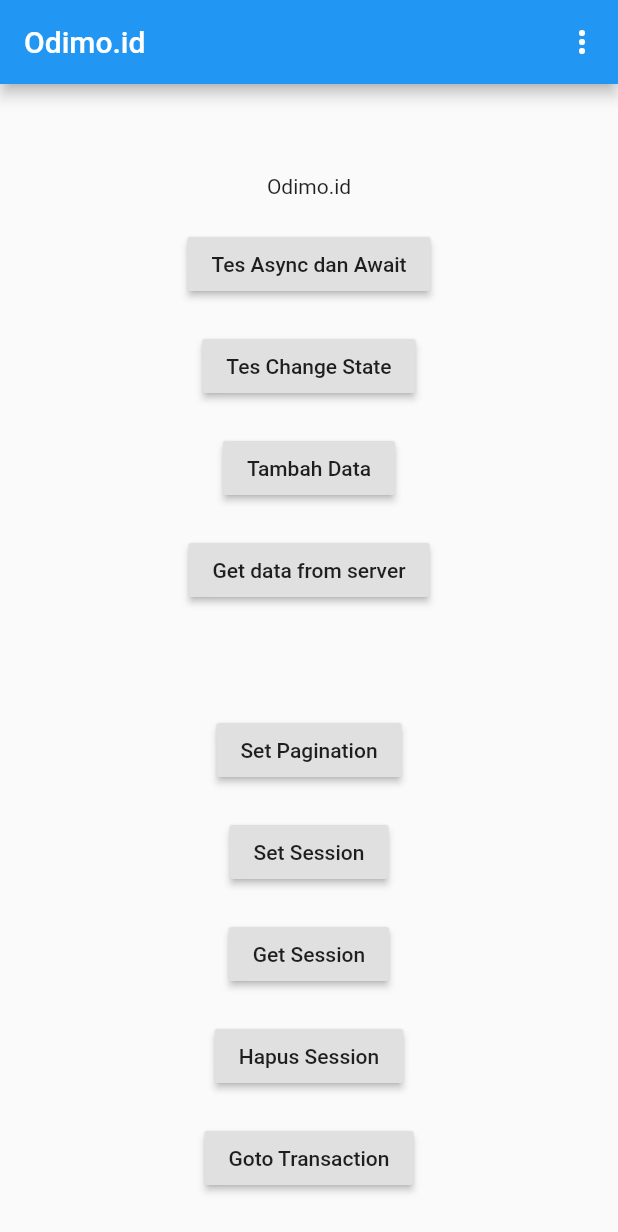
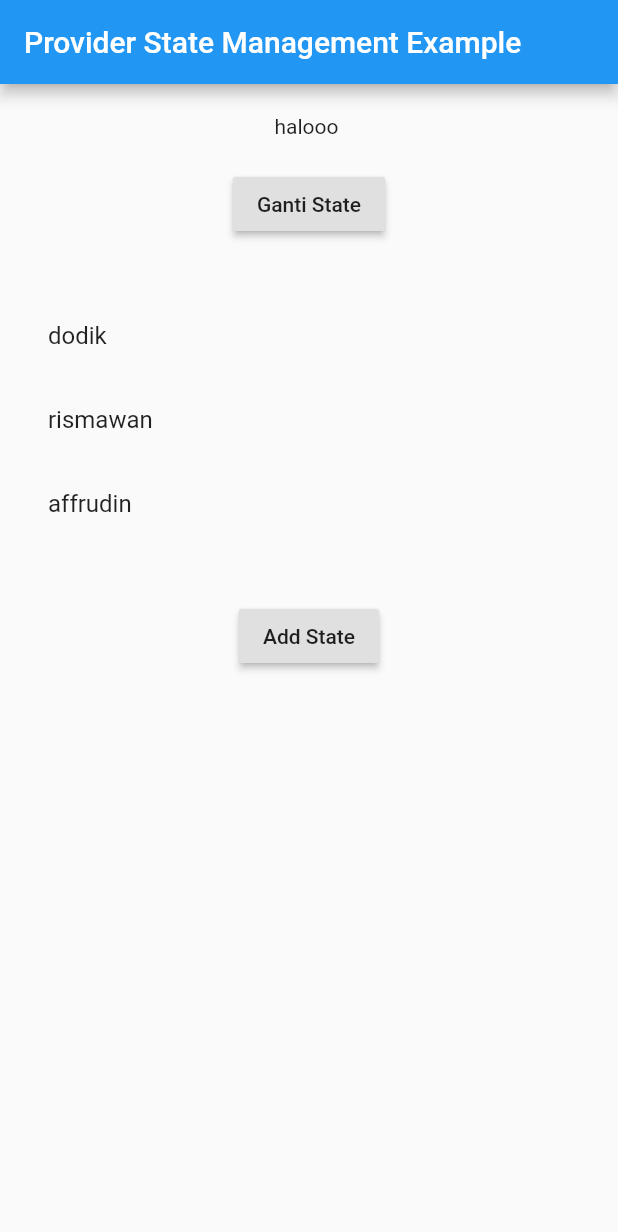
Before and after one commit to dodik474762/design_pattern_flutter, a Flutter app: the screen it shows after launch, on a phone screen of 412 x 824 dp. Shown: the top 1232 px of the screen. Run offline on Flutter 3.47's test engine with Material 2 defaults, Android fonts, the phone set to English and light mode, and no system bars; our stand-ins replace shared_preferences.

Commit message:
new_update_asus

```diff
--- /dev/null
+++ b/template/lib/helpers/controller.dart
@@ -0,0 +1,6 @@
+
+import 'package:flutter/cupertino.dart';
+
+class Controller extends ChangeNotifier{
+
+}
--- a/template/lib/main.dart
+++ b/template/lib/main.dart
@@ -1,5 +1,6 @@
 import 'package:flutter/material.dart';
 import 'package:template/modules/dashboard/views/dashboard.views.dart';
+import 'package:template/modules/provider/views/provider.views.dart';
 import 'package:template/modules/transactions/views/trasactions.view.dart';
 
 void main() => runApp(MyApp());
@@ -13,7 +14,7 @@ class MyApp extends StatelessWidget {
       theme: ThemeData(
         primarySwatch: Colors.blue,
       ),
-      home: Dashboard()
+      home: ProviderView()
     );
   }
 }
--- a/template/lib/modules/dashboard/views/dashboard.views.dart
+++ b/template/lib/modules/dashboard/views/dashboard.views.dart
@@ -150,6 +150,14 @@ class _DashboardState extends State<Dashboard> {
                     onPressed: () {
                         Navigate.route[modules]['transactions'](context);
                     }),
+                SizedBox(
+                  height: 20,
+                ),
+                RaisedButton(
+                    child: Text("Goto Provider"),
+                    onPressed: () {
+                        Navigate.route[modules]['provider'](context);
+                    }),
               ],
             ),
           ),
--- /dev/null
+++ b/template/lib/modules/provider/models/providers.models.dart
@@ -0,0 +1,6 @@
+
+class ProviderModels {
+    static String modules = "provider";
+    static String word = "";
+    static List<String> data = ['dodik', 'rismawan', 'affrudin'];
+}
--- /dev/null
+++ b/template/lib/modules/provider/views/content.views.dart
@@ -0,0 +1,63 @@
+
+import 'package:flutter/material.dart';
+import 'package:provider/provider.dart';
+import 'package:template/modules/provider/controllers/provider.controller.dart';
+import 'package:template/modules/provider/models/providers.models.dart';
+import 'package:template/routes/navigator.dart';
+
+class ContentProvider extends StatelessWidget {
+
+  const ContentProvider({Key key}) : super(key: key);
+
+  @override
+  Widget build(BuildContext context) {
+    //set up controller
+    ProviderController con = Provider.of<ProviderController>(context);
+
+    return Scaffold(
+        appBar: AppBar(
+          title: Text("Provider State Management Example"),
+        ),
+        body: Container(
+          child: Column(
+            children: <Widget>[
+              SizedBox(
+                height: 20,
+              ),
+              Text("halooo ${ProviderModels.word}"),
+              SizedBox(
+                height: 20,
+              ),
+              RaisedButton(
+                child: Text("Ganti State"),
+                onPressed: (){
+                  con.changeWord("ganti bos");
+              }),
+               SizedBox(
+                height: 20,
+              ),
+              Container(
+                padding: EdgeInsets.all(16),
+                child: ListView.builder(
+                  shrinkWrap: true,
+                  itemCount: ProviderModels.data.length,
+                  itemBuilder: (context, item){
+                    return ListTile(
+                      title: Text(ProviderModels.data[item]),
+                    );
+                }),
+              ),
+              SizedBox(
+                height: 20,
+              ),
+              RaisedButton(
+                child: Text("Add State"),
+                onPressed: (){
+                  Navigate.route[ProviderModels.modules]['add'](context);
+              }),
+            ],
+          ),
+        ),
+      );
+  }
+}
--- /dev/null
+++ b/template/lib/modules/provider/views/provider.views.dart
@@ -0,0 +1,16 @@
+import 'package:flutter/material.dart';
+import 'package:provider/provider.dart';
+import 'package:template/modules/provider/controllers/provider.controller.dart';
+import 'package:template/modules/provider/views/content.views.dart';
+
+class ProviderView extends StatelessWidget {
+  const ProviderView({Key key}) : super(key: key);
+
+  @override
+  Widget build(BuildContext context) {
+    return ChangeNotifierProvider<ProviderController>.value(
+      value: ProviderController(),
+      child: ContentProvider()
+    );
+  }
+}
--- a/template/lib/modules/transactions/controllers/transactions.controller.dart
+++ b/template/lib/modules/transactions/controllers/transactions.controller.dart
@@ -1,6 +1,6 @@
 
 class TransactionsController {
-  static Future<List<String>> loadData({last_page}) async {
+  static Future<List<String>> loadData({lastpage}) async {
     // perform fetching data delay
     await new Future.delayed(new Duration(seconds: 2));
     List<String>  data = await getData();
--- a/template/lib/routes/navigator.dart
+++ b/template/lib/routes/navigator.dart
@@ -2,6 +2,9 @@ import 'package:flutter/cupertino.dart';
 import 'package:flutter/material.dart';
 import 'package:template/modules/dashboard/models/dashboard.models.dart';
 import 'package:template/modules/dashboard/views/add.views.dart';
+import 'package:template/modules/provider/models/providers.models.dart';
+import 'package:template/modules/provider/views/addprovider.views.dart';
+import 'package:template/modules/provider/views/provider.views.dart';
 import 'package:template/modules/transactions/views/trasactions.view.dart';
 
 //Untuk Routing Navigation per Modules
@@ -14,6 +17,14 @@ class Navigate{
       },
       'transactions': (BuildContext context){
         Navigator.push(context, MaterialPageRoute(builder: (context)=> Transactions()));
+      },
+      'provider' :(BuildContext context){
+        Navigator.push(context, MaterialPageRoute(builder: (context)=> ProviderView()));
+      }
+    },
+    ProviderModels.modules:{
+      'add':(BuildContext context){
+        Navigator.push(context, MaterialPageRoute(builder: (context)=> AddProvider()));
       }
     }
   };
--- a/template/pubspec.yaml
+++ b/template/pubspec.yaml
@@ -23,8 +23,10 @@ dependencies:
   # The following adds the Cupertino Icons font to your application.
   # Use with the CupertinoIcons class for iOS style icons.
   cupertino_icons: ^0.1.2
-  http: ^0.12.0+2
+  http: ^0.12.1
   shared_preferences: ^0.5.7+3
+  provider:
+
 
 dev_dependencies:
   flutter_test:
```
Also changed, not shown: template/lib/modules/provider/controllers/provider.controller.dart (added, +18 -0 lines), template/lib/modules/provider/views/addprovider.views.dart (added, +25 -0 lines), template/lib/helpers/session.dart (indentation only), template/pubspec.lock. Lines whose indentation alone changed are shown as unchanged.
